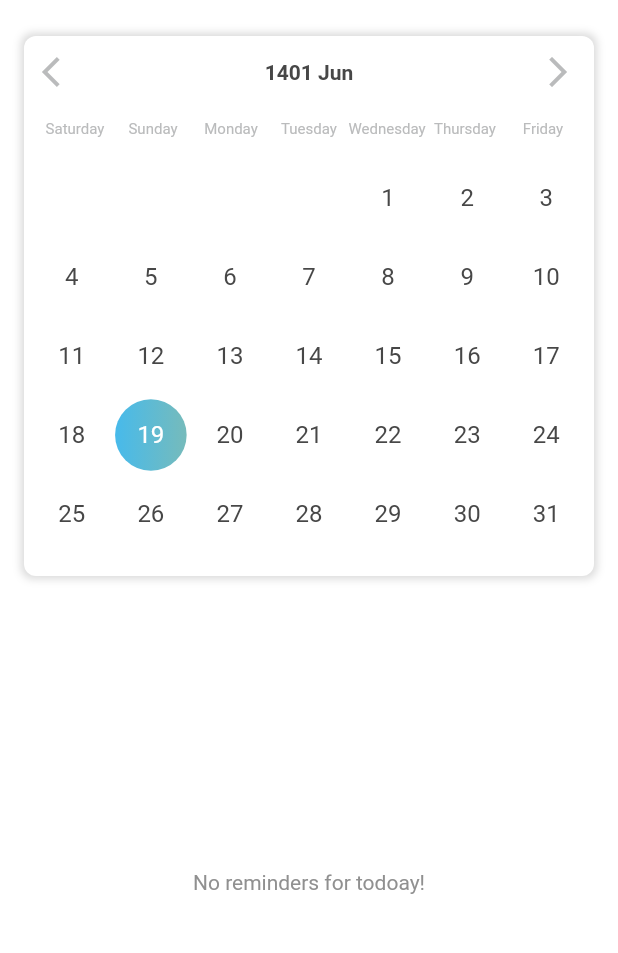
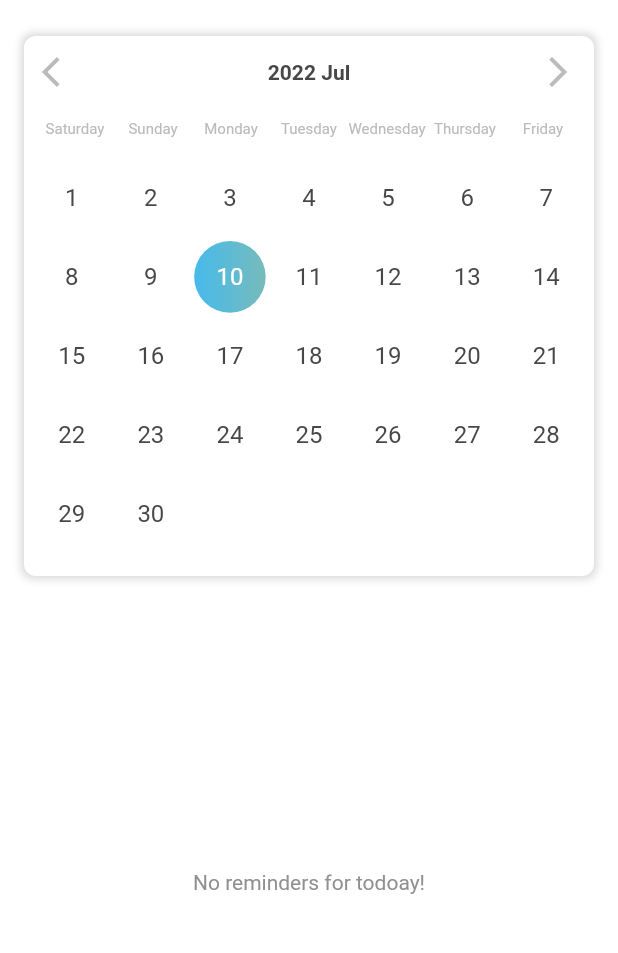
Before and after one commit to A-P-I-Team/MyMedFrontEnd, a Flutter app: the _CalendarPage screen opened directly, on a phone screen of 412 x 824 dp, the part 72-1025 px from its top. Run offline on Flutter 3.47's test engine with Material 2 defaults, Android fonts, the phone set to English and light mode, and no system bars; our stand-ins replace auto_route, cached_network_image, dropdown_search, flutter_keyboard_visibility, flutter_local_notifications, flutter_lorem and 13 more; missing offline and left inert: dart:ffi; accounts and stored records are empty; generated files the repository leaves out were written again; Roboto replaces fonts that are missing (IRANSans).

Commit message:
Change calendar component date format to gregorian

```diff
--- a/my_med/lib/src/components/calendar.dart
+++ b/my_med/lib/src/components/calendar.dart
@@ -7,20 +7,20 @@ import 'package:shamsi_date/shamsi_date.dart';
 class Calendar extends StatefulWidget {
   final Function(DateTime date) getReminders;
 
-  Calendar({Key? key, required this.getReminders}) : super(key: key);
+  const Calendar({Key? key, required this.getReminders}) : super(key: key);
 
   @override
   State<Calendar> createState() => _CalendarState();
 }
 
 class _CalendarState extends State<Calendar> {
-  int daySelected = Jalali.now().day;
-  int monthSelected = Jalali.now().month;
-  int yearSelected = Jalali.now().year;
+  int daySelected = DateTime.now().day;
+  int monthSelected = DateTime.now().month;
+  int yearSelected = DateTime.now().year;
 
-  int daySelectedNew = Jalali.now().day;
-  int monthSelectedNew = Jalali.now().month;
-  int yearSelectedNew = Jalali.now().year;
+  int daySelectedNew = DateTime.now().day;
+  int monthSelectedNew = DateTime.now().month;
+  int yearSelectedNew = DateTime.now().year;
 
   List<String> monthListJalali = [
     'فروردین',
@@ -38,6 +38,8 @@ class _CalendarState extends State<Calendar> {
   ];
 
   List<String> monthListMiladi = [
+    'Jan',
+    'Feb',
     'Mar',
     'Apr',
     'May',
@@ -48,8 +50,6 @@ class _CalendarState extends State<Calendar> {
     'Oct',
     'Nov',
     'Dec',
-    'Jan',
-    'Feb'
   ];
 
   @override
@@ -88,7 +88,7 @@ class _CalendarState extends State<Calendar> {
         children: List.generate(
           daysNumberPerMonth(monthSelected) + startDay,
           (index) => (index < startDay)
-                ? SizedBox(
+              ? const SizedBox(
                   width: 20,
                   height: 20,
                 )
@@ -117,14 +117,14 @@ class _CalendarState extends State<Calendar> {
                           : null,
                     ),
                     child: Center(
-                        child: new Text(
+                      child: Text(
                         (index - startDay + 1).toString(),
                         style: TextStyle(
                           fontWeight: FontWeight.w400,
                           fontSize: 16,
                           color: (daySelected == (index - startDay + 1))
                               ? Colors.white
-                                : Color(0xFF474747),
+                              : const Color(0xFF474747),
                         ),
                       ),
                     ),
@@ -132,7 +132,6 @@ class _CalendarState extends State<Calendar> {
                 ),
         ),
       ),
-
     );
   }
 
@@ -146,7 +145,7 @@ class _CalendarState extends State<Calendar> {
               fit: BoxFit.scaleDown,
               child: Text(
                 context.localizations.saturday,
-                style: TextStyle(
+                style: const TextStyle(
                   fontWeight: FontWeight.w400,
                   fontSize: 10,
                   color: Color(0xFFBABBBC),
@@ -159,7 +158,7 @@ class _CalendarState extends State<Calendar> {
               fit: BoxFit.scaleDown,
               child: Text(
                 context.localizations.sunday,
-                style: TextStyle(
+                style: const TextStyle(
                   fontWeight: FontWeight.w400,
                   fontSize: 10,
                   color: Color(0xFFBABBBC),
@@ -172,7 +171,7 @@ class _CalendarState extends State<Calendar> {
               fit: BoxFit.scaleDown,
               child: Text(
                 context.localizations.monday,
-                style: TextStyle(
+                style: const TextStyle(
                   fontWeight: FontWeight.w400,
                   fontSize: 10,
                   color: Color(0xFFBABBBC),
@@ -185,7 +184,7 @@ class _CalendarState extends State<Calendar> {
               fit: BoxFit.scaleDown,
               child: Text(
                 context.localizations.tuesday,
-                style: TextStyle(
+                style: const TextStyle(
                   fontWeight: FontWeight.w400,
                   fontSize: 10,
                   color: Color(0xFFBABBBC),
@@ -198,7 +197,7 @@ class _CalendarState extends State<Calendar> {
               fit: BoxFit.scaleDown,
               child: Text(
                 context.localizations.wednesday,
-                style: TextStyle(
+                style: const TextStyle(
                   fontWeight: FontWeight.w400,
                   fontSize: 10,
                   color: Color(0xFFBABBBC),
@@ -211,7 +210,7 @@ class _CalendarState extends State<Calendar> {
               fit: BoxFit.scaleDown,
               child: Text(
                 context.localizations.thursday,
-                style: TextStyle(
+                style: const TextStyle(
                   fontWeight: FontWeight.w400,
                   fontSize: 10,
                   color: Color(0xFFBABBBC),
@@ -224,7 +223,7 @@ class _CalendarState extends State<Calendar> {
               fit: BoxFit.scaleDown,
               child: Text(
                 context.localizations.friday,
-                style: TextStyle(
+                style: const TextStyle(
                   fontWeight: FontWeight.w400,
                   fontSize: 10,
                   color: Color(0xFFBABBBC),
@@ -256,15 +255,15 @@ class _CalendarState extends State<Calendar> {
               );
             }
           },
-          icon: Icon(
+          icon: const Icon(
             Icons.arrow_back_ios,
             color: Color(0xFFBABBBC),
           ),
         ),
-        (context.watch<LocalizationProvider>().locale == Locale('en'))
+        (context.watch<LocalizationProvider>().locale == const Locale('en'))
             ? Text(
                 "$yearSelected " + monthListMiladi[monthSelected - 1],
-                style: TextStyle(
+                style: const TextStyle(
                   fontWeight: FontWeight.w700,
                   fontSize: 14,
                   color: Color(0xFF474747),
@@ -272,7 +271,7 @@ class _CalendarState extends State<Calendar> {
               )
             : Text(
                 "$yearSelected " + monthListJalali[monthSelected - 1],
-                style: TextStyle(
+                style: const TextStyle(
                   fontWeight: FontWeight.w700,
                   fontSize: 14,
                   color: Color(0xFF474747),
@@ -293,7 +292,7 @@ class _CalendarState extends State<Calendar> {
               );
             }
           },
-          icon: Icon(
+          icon: const Icon(
             Icons.arrow_forward_ios,
             color: Color(0xFFBABBBC),
           ),
--- a/my_med/lib/src/modules/calendar/components/calendar_container.dart
+++ b/my_med/lib/src/modules/calendar/components/calendar_container.dart
@@ -15,7 +15,7 @@ class CalendarContainer extends StatelessWidget {
       decoration: BoxDecoration(
         borderRadius: BorderRadius.circular(8),
         color: Colors.white,
-        boxShadow: [
+        boxShadow: const [
           BoxShadow(
             color: Color(0x25000000),
             offset: Offset(0, 0),
```
Lines whose indentation alone changed are shown as unchanged.
